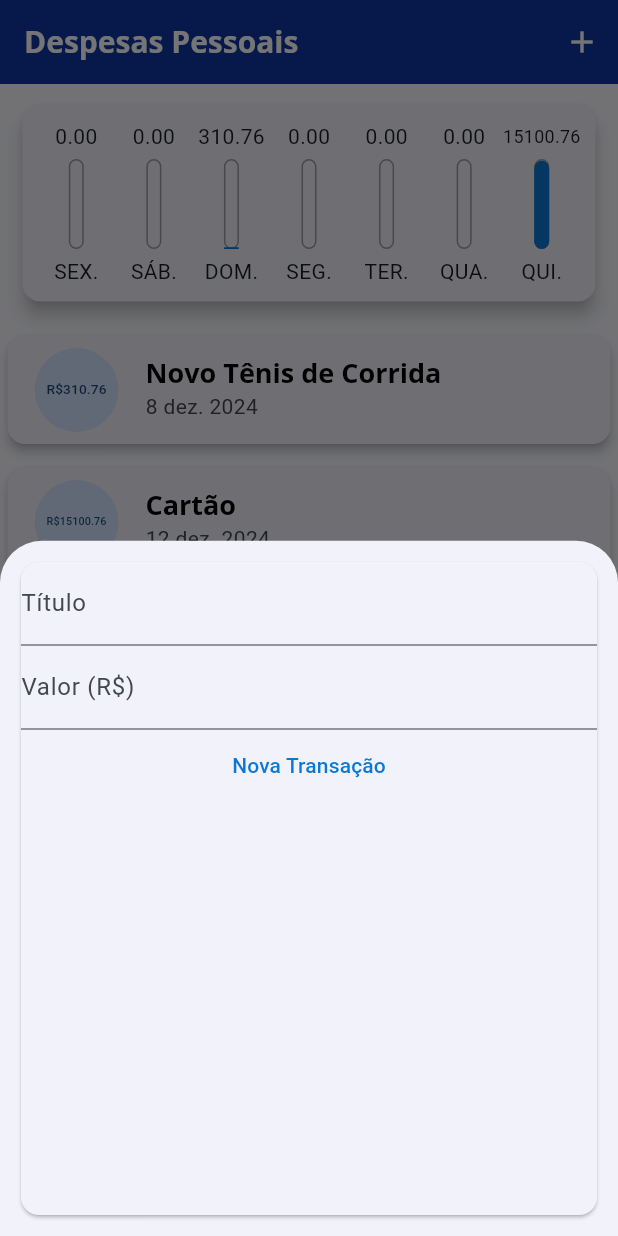
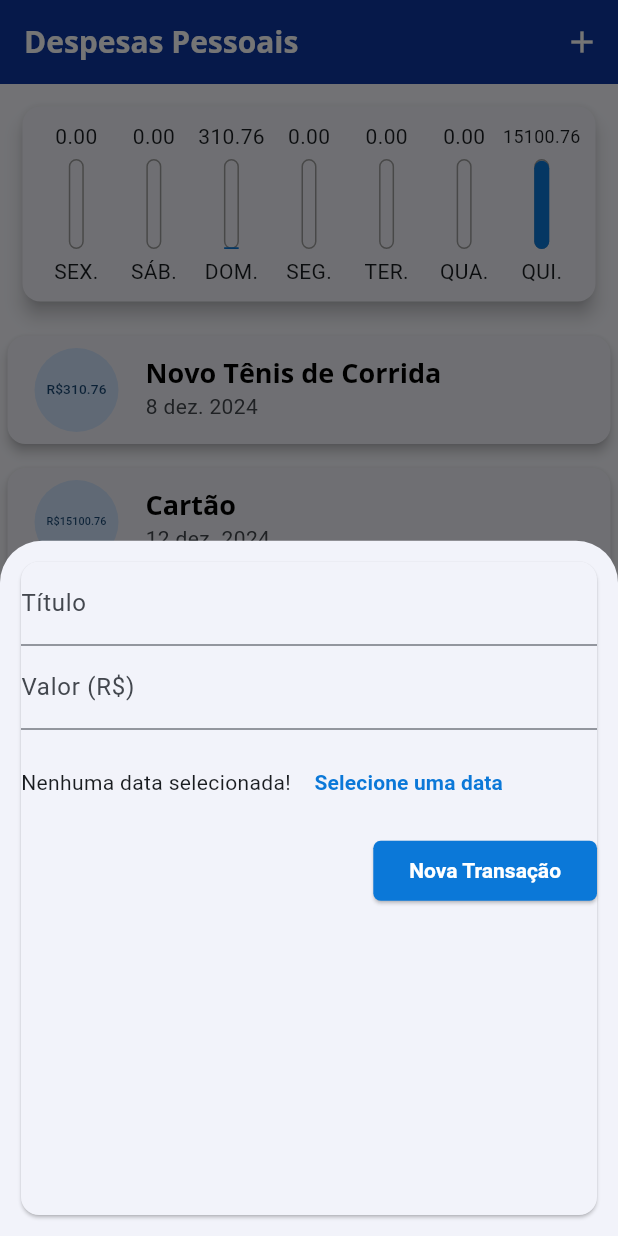
Before and after one commit to Jooaomarcelo/despesas-app, a Flutter app: the screen it shows after launch, after a tap on the "add" icon, on a phone screen of 412 x 824 dp. Run offline on Flutter 3.47's test engine with Material 3 defaults, Android fonts, the light colour scheme and no system bars.

Commit message:
Added theme for ElevatedButton and added select data fild in transaction form

```diff
--- a/lib/components/transaction_form.dart
+++ b/lib/components/transaction_form.dart
@@ -44,12 +44,37 @@ class _TransactionFormState extends State<TransactionForm> {
               decoration: const InputDecoration(labelText: 'Valor (R\$)'),
               onSubmitted: (_) => _submitForm(),
             ),
-            TextButton(
-              style: TextButton.styleFrom(
-                foregroundColor: const Color.fromRGBO(11, 120, 216, 1),
+            SizedBox(
+              height: 70,
+              child: Row(
+                children: [
+                  Text('Nenhuma data selecionada! '),
+                  TextButton(
+                    onPressed: () {},
+                    child: Text(
+                      'Selecione uma data',
+                      style: TextStyle(
+                        color: Theme.of(context).primaryColor,
+                        fontWeight: FontWeight.bold,
+                      ),
+                    ),
+                  ),
+                ],
               ),
-              onPressed: _submitForm,
-              child: const Text('Nova Transação'),
+            ),
+            Row(
+              mainAxisAlignment: MainAxisAlignment.end,
+              children: [
+                ElevatedButton(
+                  style: ElevatedButton.styleFrom(
+                    shape: RoundedRectangleBorder(
+                      borderRadius: BorderRadius.circular(5),
+                    ),
+                  ),
+                  onPressed: _submitForm,
+                  child: const Text('Nova Transação'),
+                ),
+              ],
             )
           ],
         ),
--- a/lib/main.dart
+++ b/lib/main.dart
@@ -36,6 +36,17 @@ class ExpensesApp extends StatelessWidget {
           fontWeight: FontWeight.bold,
           color: Colors.black,
         ),
+        labelMedium: TextStyle(
+          color: Colors.white,
+        ),
+      ),
+      elevatedButtonTheme: ElevatedButtonThemeData(
+        style: ElevatedButton.styleFrom(
+            foregroundColor: Colors.white,
+            backgroundColor: const Color.fromRGBO(11, 120, 216, 1),
+            textStyle: const TextStyle(
+              fontWeight: FontWeight.bold,
+            )),
       ),
     );
 
```
